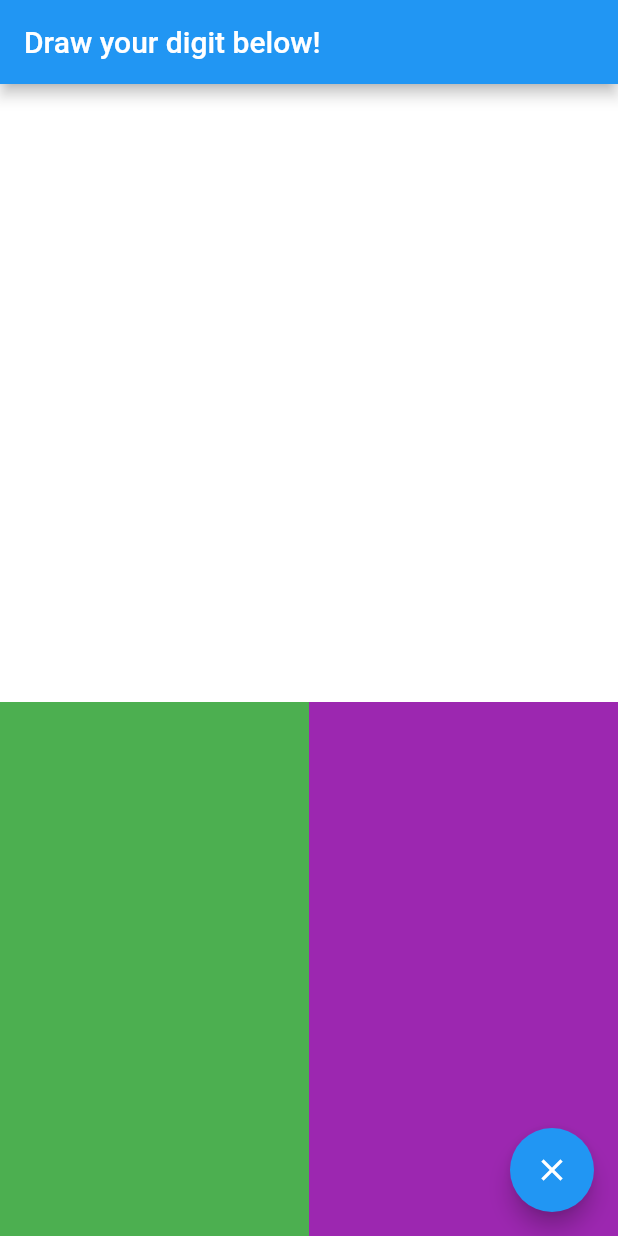
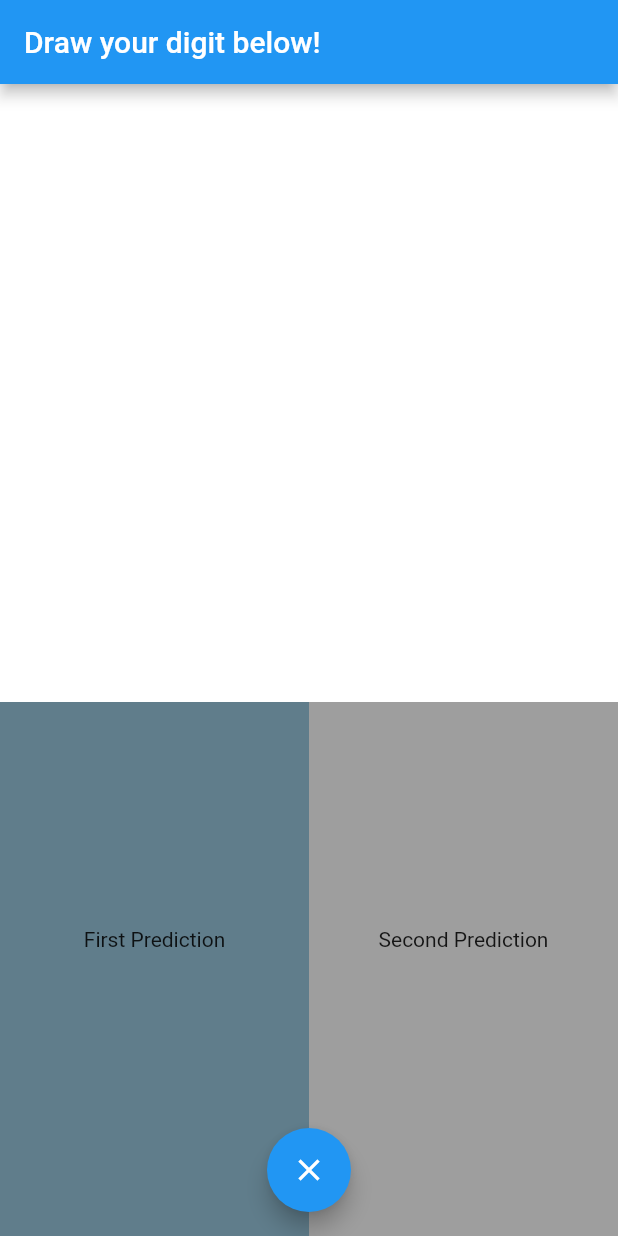
Before and after one commit to SheaCardozo/Digit-Recognizer, a Flutter app: the screen it shows after launch, after a tap on the "clear" icon, on a phone screen of 412 x 824 dp. Run offline on Flutter 3.47's test engine with Material 2 defaults, Android fonts, the phone set to English and light mode, and no system bars; missing offline and left inert: tflite; project files that could hold a hidden picture were left out.

Commit message:
adding prediction and UI response

```diff
--- a/lib/main.dart
+++ b/lib/main.dart
@@ -2,9 +2,8 @@ import 'package:flutter/material.dart';
 import 'dart:ui' as ui;
 import 'package:flutter/rendering.dart';
 import 'package:image/image.dart' as im;
-import 'dart:io';
-import 'package:path_provider/path_provider.dart';
-
+import 'package:tflite/tflite.dart';
+import 'dart:typed_data';
 
 void main() => runApp(MyApp());
 
@@ -59,16 +58,56 @@ class _MyHomePageState extends State<MyHomePage> {
   SelectedMode selectedMode = SelectedMode.StrokeWidth;
   GlobalKey _drawKey = GlobalKey();
   im.Image shot;
+  String model;
+  var recognitions;
+
+
+
+  void _loadModel() async {
+    model = await Tflite.loadModel(
+        model: "Python/my_model.tflite",
+        labels: "Python/labels.txt",
+    );
+    print(model);
+  }
 
   void _captureDigit() async {
+    if (model == null) return;
 
     RenderRepaintBoundary boundary = _drawKey.currentContext.findRenderObject();
     shot = im.decodePng((await (await boundary.toImage()).toByteData(format: ui.ImageByteFormat.png)).buffer.asUint8List());
-    shot = im.copyResize(shot, height: 28, width: 28, interpolation: im.Interpolation.linear);
+    shot = im.copyResize(shot, height: INPUT_SIZE, width: INPUT_SIZE, interpolation: im.Interpolation.linear);
     shot = im.grayscale(shot);
+
+    var convertedBytes = Float32List(1 * INPUT_SIZE * INPUT_SIZE * 1);
+    var buffer = Float32List.view(convertedBytes.buffer);
+    bool empty = true;
+    int pixelIndex = 0;
+
+    for (var i = 0; i < INPUT_SIZE; i++) {
+      for (var j = 0; j < INPUT_SIZE; j++) {
+        var pixel = shot.getPixel(j, i);
+        buffer[pixelIndex] = (im.getAlpha(pixel)) / 255.0;
+        empty = empty && buffer[pixelIndex] == 0;
+        pixelIndex++;
+      }
+    }
+
+    if (empty){
+      recognitions = null;
+    } else {
+      recognitions = await Tflite.runModelOnBinary(
+          binary: convertedBytes.buffer.asUint8List(),
+          numResults: 2,
+          threshold: 0,
+          asynch: true
+      );
+    }
+    setState(() {});
   }
 
   void _clear() {
+    recognitions = null;
     setState(() {
       points.clear();
     });
@@ -80,6 +119,11 @@ class _MyHomePageState extends State<MyHomePage> {
     final screenWidth = MediaQuery.of(context).size.width;
     double strokeWidth = screenWidth * 20.0/420.0;
     double opacity = 1.0;
+
+    if (model == null){
+      _loadModel();
+      print(model);
+    }
 
     return Scaffold(
       appBar: AppBar(
@@ -115,7 +159,6 @@ class _MyHomePageState extends State<MyHomePage> {
                           ..color = selectedColor.withOpacity(opacity)
                           ..strokeWidth = strokeWidth));
                   });
-                  _captureDigit();
                 },
                 onPanStart: (details) {
                   setState(() {
@@ -127,14 +170,13 @@ class _MyHomePageState extends State<MyHomePage> {
                           ..isAntiAlias = true
                           ..color = selectedColor.withOpacity(opacity)
                           ..strokeWidth = strokeWidth));
-                    _captureDigit();
                   });
                 },
                 onPanEnd: (details) {
                   setState(() {
                     points.add(null);
-                    _captureDigit();
                   });
+                  _captureDigit();
                 },
                 child: CustomPaint(
                   size: Size.square(screenWidth),
@@ -155,7 +197,20 @@ class _MyHomePageState extends State<MyHomePage> {
                     width: screenWidth/2,
                   ),
 
-                  color: Colors.green,
+                  child: Container (
+                    alignment: Alignment.center,
+                    child: Column(
+                    children: <Widget> [
+                      Text(
+                        recognitions != null ? recognitions[0]['label'] : "",
+                        textAlign: TextAlign.center,
+                        style: TextStyle(fontWeight: FontWeight.bold, fontSize: FONT_SIZE),
+                      ),
+                      Text("First Prediction", textAlign: TextAlign.center,),
+                    ]
+                  ),
+          ),
+                  color: Colors.blueGrey,
                 ),
                 Container(
                   alignment: Alignment.bottomRight,
@@ -167,7 +222,20 @@ class _MyHomePageState extends State<MyHomePage> {
                     width: screenWidth/2,
                   ),
 
-                  color: Colors.purple,
+                  child: Container (
+                    alignment: Alignment.center,
+                    child: Column(
+                      children: <Widget> [
+                        Text(
+                          recognitions != null ? recognitions[1]['label'] : "",
+                          textAlign: TextAlign.center,
+                          style: TextStyle(fontWeight: FontWeight.bold, fontSize: FONT_SIZE),
+                        ),
+                        Text("Second Prediction", textAlign: TextAlign.center,),
+                      ]
+                  ),
+                ),
+                  color: Colors.grey,
                 )
               ]
           ),
@@ -177,7 +245,8 @@ class _MyHomePageState extends State<MyHomePage> {
         onPressed: _clear,
         tooltip: 'Clear',
         child: Icon(Icons.clear),
-      ), // This trailing comma makes auto-formatting nicer for build methods.
+      ),
+      floatingActionButtonLocation: FloatingActionButtonLocation.centerFloat,
     );
   }
 }
@@ -214,3 +283,6 @@ class DrawingPoints {
 }
 
 enum SelectedMode { StrokeWidth, Opacity, Color }
+
+const int INPUT_SIZE = 28;
+const double FONT_SIZE = 128;
```
Also changed, not shown: Python/labels.txt (added, +10 -0 lines), pubspec.yaml (+6 -2 lines), pubspec.lock, 1 other file.
